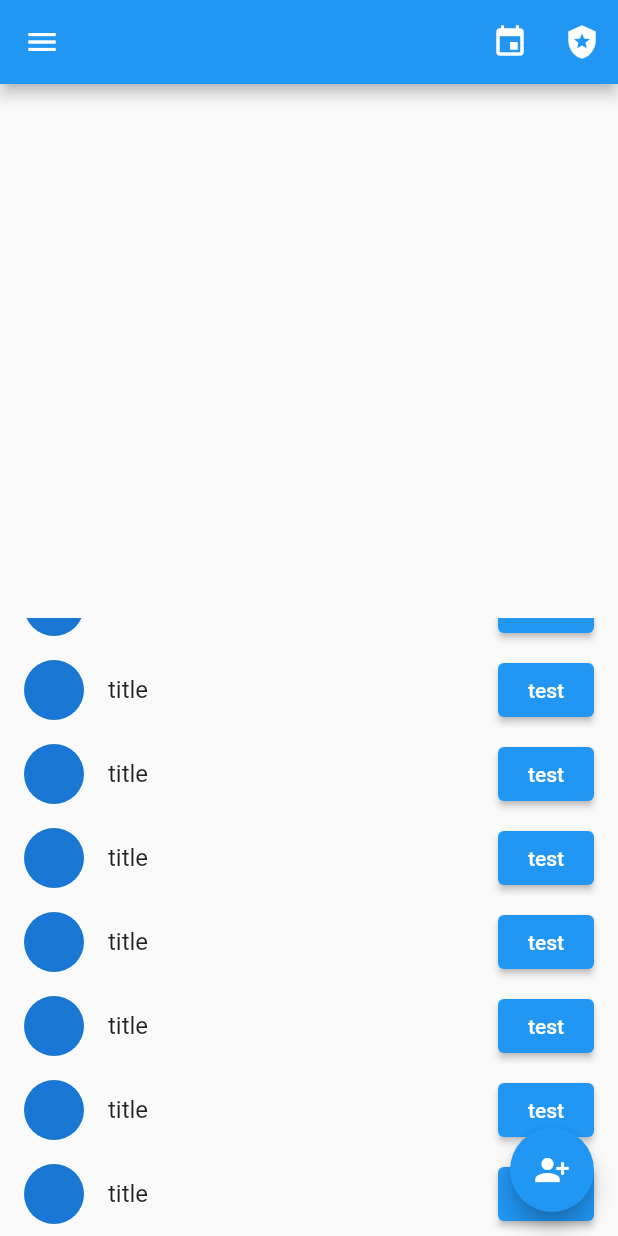
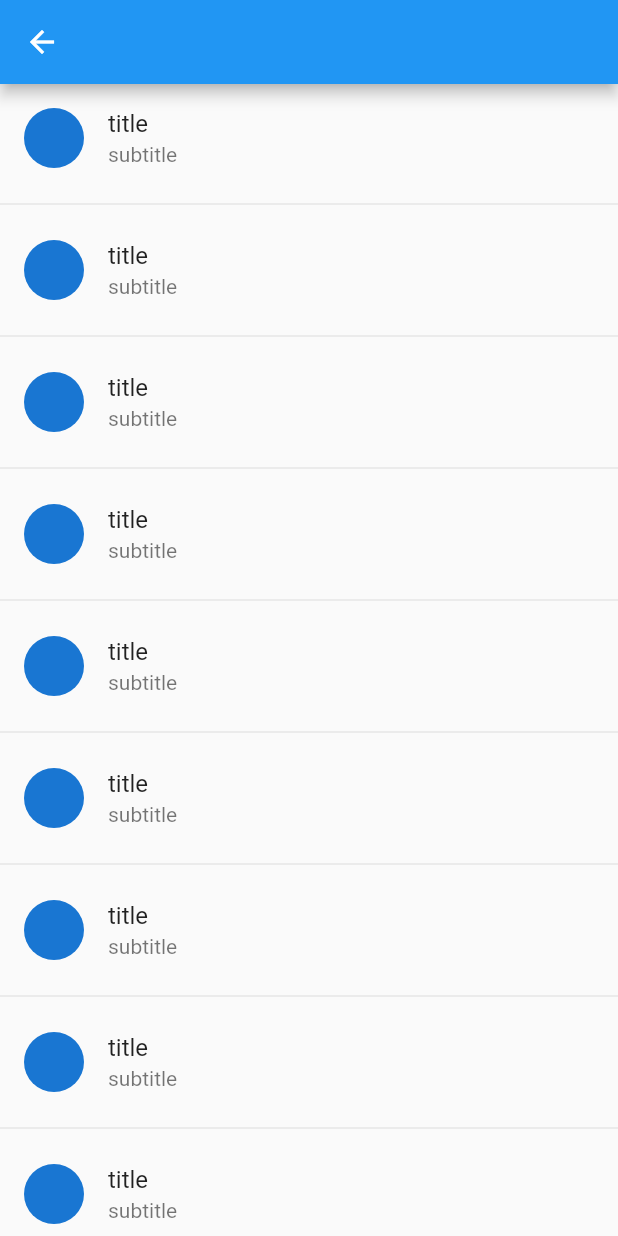
Before and after one commit to ShanuFutura/prison_book, a Flutter app: the screen it shows after launch, scrolled down 260 dp, after a tap on the "local police" icon, on a phone screen of 412 x 824 dp. Run offline on Flutter 3.47's test engine with Material 2 defaults, Android fonts, the light colour scheme and no system bars; our stand-ins replace table_calendar.

Commit message:
overall rough ui

```diff
--- a/lib/main.dart
+++ b/lib/main.dart
@@ -4,6 +4,7 @@ import 'package:prisonbook/screens/attendance_screen.dart';
 import 'package:prisonbook/screens/employees_list_screen.dart';
 import 'package:prisonbook/screens/home_page.dart';
 import 'package:prisonbook/screens/main_prisoner_view.dart';
+import 'package:prisonbook/screens/officers_list_screen.dart';
 // import 'package:prisonbook/screens/prison_view_page.dart';
 import 'package:prisonbook/screens/profile_edit_screen.dart';
 
@@ -21,7 +22,8 @@ class PrisonBook extends StatelessWidget {
         ProfileEditScreen.routeName: (ctx) => ProfileEditScreen(),
         AttendaceScreen.routeName: (ctx) => AttendaceScreen(),
         AddPrisonerScreen.routeName: (ctx) => AddPrisonerScreen(),
-        EmployeesListScreen.routeName: (ctx) => EmployeesListScreen()
+        EmployeesListScreen.routeName: (ctx) => EmployeesListScreen(),
+        OfficersListScreen.routeName: (ctx) => OfficersListScreen()
       },
     );
   }
--- a/lib/screens/home_page.dart
+++ b/lib/screens/home_page.dart
@@ -3,6 +3,7 @@ import 'package:flutter/material.dart';
 import 'package:prisonbook/screens/add_prisoner_screen.dart';
 import 'package:prisonbook/screens/attendance_screen.dart';
 import 'package:prisonbook/screens/main_prisoner_view.dart';
+import 'package:prisonbook/screens/officers_list_screen.dart';
 // import 'package:prisonbook/screens/prison_view_page.dart';
 import 'package:prisonbook/widgets/employee_drawer.dart';
 
@@ -19,7 +20,10 @@ class HomePage extends StatelessWidget {
               onPressed: () =>
                   Navigator.of(context).pushNamed(AttendaceScreen.routeName),
               icon: Icon(Icons.event)),
-          IconButton(onPressed: () {}, icon: Icon(Icons.local_police)),
+          IconButton(
+              onPressed: () =>
+                  Navigator.of(context).pushNamed(OfficersListScreen.routeName),
+              icon: Icon(Icons.local_police)),
         ],
       ),
       body: Column(
--- /dev/null
+++ b/lib/screens/officers_list_screen.dart
@@ -0,0 +1,28 @@
+import 'package:flutter/material.dart';
+
+class OfficersListScreen extends StatelessWidget {
+  const OfficersListScreen({Key? key}) : super(key: key);
+
+  static const String routeName = 'officers list screen';
+
+  @override
+  Widget build(BuildContext context) {
+    return Scaffold(
+      appBar: AppBar(),
+      body: ListView.builder(
+          itemCount: 10,
+          itemBuilder: (ctx, index) {
+            return Column(
+              children: [
+                ListTile(
+                  leading: CircleAvatar(),
+                  title: Text('title'),
+                  subtitle: Text('subtitle'),
+                ),
+                Divider()
+              ],
+            );
+          }),
+    );
+  }
+}
--- a/lib/widgets/employee_drawer.dart
+++ b/lib/widgets/employee_drawer.dart
@@ -1,5 +1,6 @@
 import 'package:flutter/material.dart';
 import 'package:prisonbook/screens/employees_list_screen.dart';
+import 'package:prisonbook/screens/officers_list_screen.dart';
 import 'package:prisonbook/screens/profile_edit_screen.dart';
 
 class EmployeeDrawer extends StatelessWidget {
@@ -56,7 +57,10 @@ class EmployeeDrawer extends StatelessWidget {
           ),
           ListTile(
             title: Text('officers'),
-            trailing: IconButton(onPressed: () {}, icon: Icon(Icons.chat)),
+            trailing: IconButton(
+                onPressed: () => Navigator.of(context)
+                    .pushNamed(OfficersListScreen.routeName),
+                icon: Icon(Icons.chat)),
           ),
           ListTile(
             title: Text('feedback'),
```
Also changed, not shown: lib/screens/main_prisoner_view.dart (+26 -1 lines), lib/widgets/prisoner_view_sliver_appbar.dart (+23 -4 lines).
